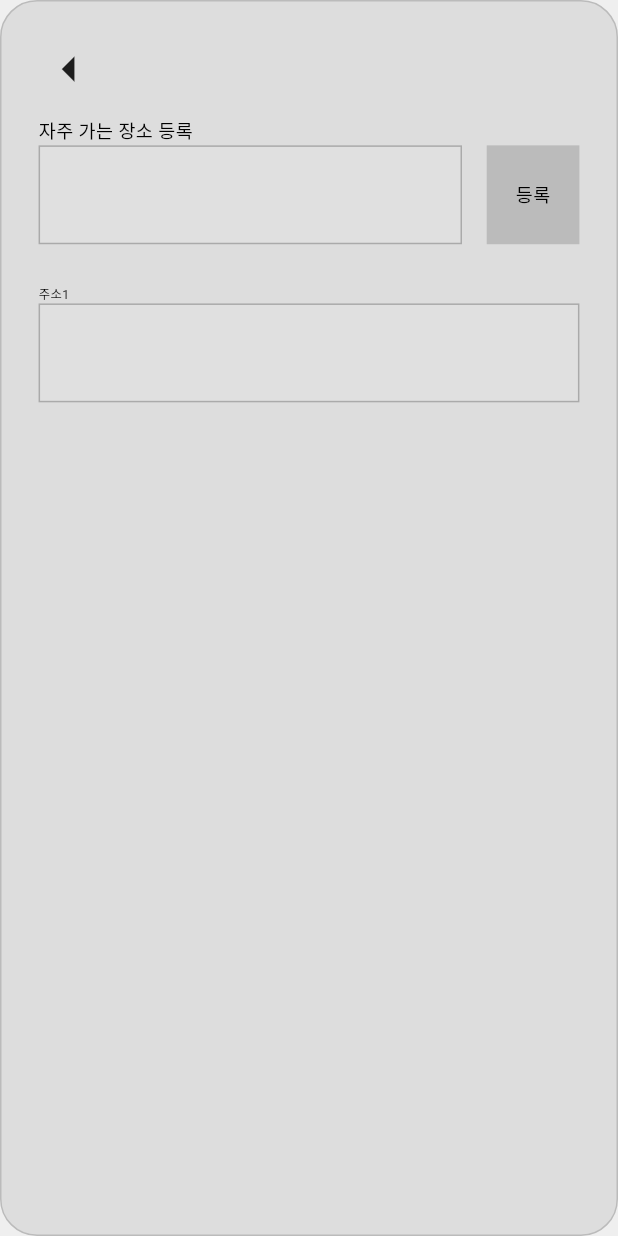
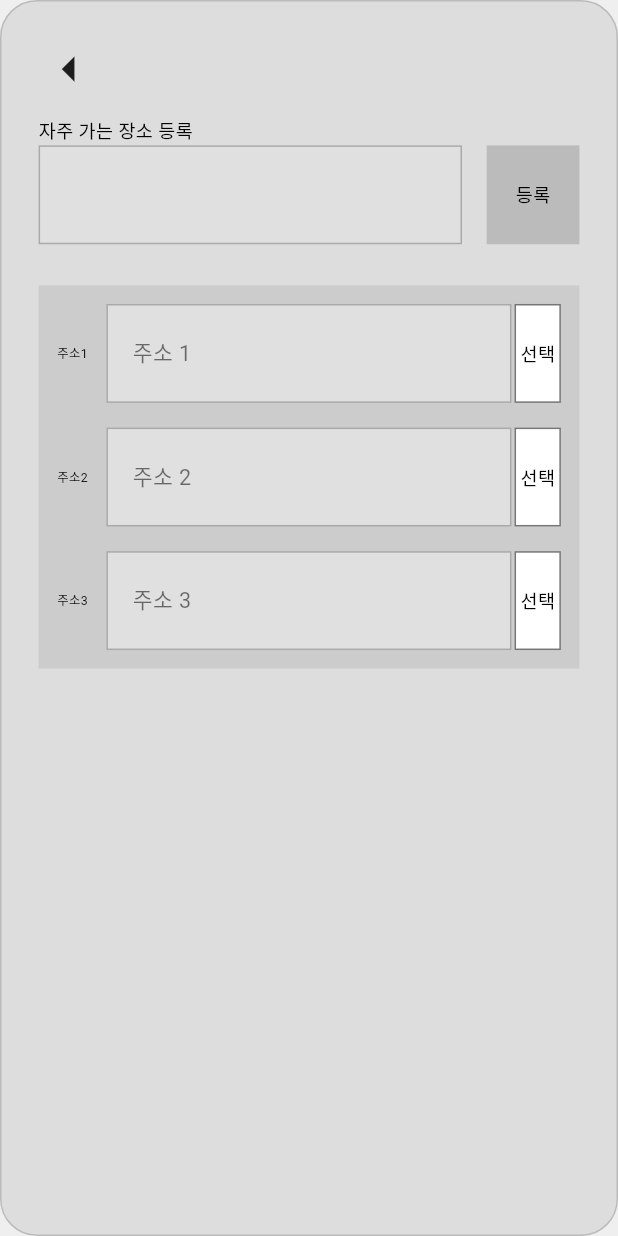
Before and after one commit to kimhyerim0000/my_app, a Flutter app: the UI2Screen screen opened directly, on a phone screen of 412 x 824 dp. Run offline on Flutter 3.47's test engine with Material 3 defaults, Android fonts, the phone set to English and light mode, and no system bars.

Commit message:
주소 1 등록 구현현

```diff
--- a/lib/ui2_screen.dart
+++ b/lib/ui2_screen.dart
@@ -6,6 +6,7 @@ class UI2Screen extends StatefulWidget {
   @override
   State<UI2Screen> createState() => _UI2ScreenState();
 }
+
 class _UI2ScreenState extends State<UI2Screen> {
   final TextEditingController inputController = TextEditingController();
   String registeredAddress = '';
@@ -59,7 +60,7 @@ class _UI2ScreenState extends State<UI2Screen> {
                         ),
                         padding: EdgeInsets.symmetric(horizontal: 8 * scaleW),
                         child: TextField(
-                          controller: inputController, // ← 위에서 선언한 TextEditingController 사용
+                          controller: inputController,
                           style: TextStyle(fontSize: 7 * scaleW),
                           decoration: const InputDecoration(border: InputBorder.none),
                         ),
@@ -81,9 +82,8 @@ class _UI2ScreenState extends State<UI2Screen> {
                 InputFieldsColumn(
                   scaleW: scaleW,
                   scaleH: scaleH,
-  addressText: registeredAddress, // 전달!
+                  address1Hint: registeredAddress.isEmpty ? '주소 1' : registeredAddress,
                 ),
-
               ],
             ),
           ),
@@ -91,66 +91,45 @@ class _UI2ScreenState extends State<UI2Screen> {
       ),
     );
   }
-
-  // Widget _inputField(String hint, double scaleW, double scaleH) {
-  //   return Container(
-  //     padding: EdgeInsets.symmetric(horizontal: 8 * scaleW),
-  //     height: 24 * scaleH,
-  //     decoration: BoxDecoration(
-  //       color: const Color(0xFFE0E0E0),
-  //       borderRadius: BorderRadius.circular(6 * scaleW),
-  //       border: Border.all(color: const Color(0xFFAAAAAA)),
-  //     ),
-  //     child: Align(
-  //       alignment: Alignment.centerLeft,
-  //       child: Text(
-  //         hint,
-  //         style: TextStyle(
-  //           fontSize: 7 * scaleW,
-  //           color: Colors.black54,
-  //         ),
-  //       ),
-  //     ),
-  //   );
-  // }
 }
 
-class InputFieldsColumn extends StatelessWidget {
+class InputFieldsColumn extends StatefulWidget {
   final double scaleW;
   final double scaleH;
-  final String addressText;
+  final String address1Hint;
 
   const InputFieldsColumn({
     super.key,
     required this.scaleW,
     required this.scaleH,
-    required this.addressText,
+    required this.address1Hint,
   });
 
   @override
+  State<InputFieldsColumn> createState() => _InputFieldsColumnState();
+}
+
+class _InputFieldsColumnState extends State<InputFieldsColumn> {
+  @override
   Widget build(BuildContext context) {
-    return Column(
+    return Container(
+      padding: EdgeInsets.all(6 * widget.scaleW),
+      decoration: BoxDecoration(
+        color: const Color(0xFFCCCCCC),
+        borderRadius: BorderRadius.circular(0),
+      ),
+      child: Column(
         crossAxisAlignment: CrossAxisAlignment.start,
         children: [
-        Text("주소1", style: TextStyle(color: Colors.black, fontSize: 4 * scaleW)),
-        Container(
-          height: 24 * scaleH,
-          padding: EdgeInsets.symmetric(horizontal: 8 * scaleW),
-          decoration: BoxDecoration(
-            color: const Color(0xFFE0E0E0),
-            border: Border.all(color: const Color(0xFFAAAAAA)),
+          _labeledInputWithButton('주소1', widget.address1Hint, widget.scaleW, widget.scaleH),
+          SizedBox(height: 6 * widget.scaleH),
+          _labeledInputWithButton('주소2', '주소 2', widget.scaleW, widget.scaleH),
+          SizedBox(height: 6 * widget.scaleH),
+          _labeledInputWithButton('주소3', '주소 3', widget.scaleW, widget.scaleH),
+        ],
       ),
-          alignment: Alignment.centerLeft,
-          child: Text(
-            addressText,
-            style: TextStyle(fontSize: 7 * scaleW, color: Colors.black87),
-          ),
-        ),
-      ],
     );
   }
-}
-
 
   Widget _labeledInputWithButton(String label, String hint, double scaleW, double scaleH) {
     return Row(
@@ -194,8 +173,8 @@ class InputFieldsColumn extends StatelessWidget {
       ],
     );
   }
+}
 
-// 자주가는 장소 등록 '등록' 버튼
 class RegisterButton extends StatelessWidget {
   final double scaleW;
   final double scaleH;
```
Lines whose indentation alone changed are shown as unchanged.
